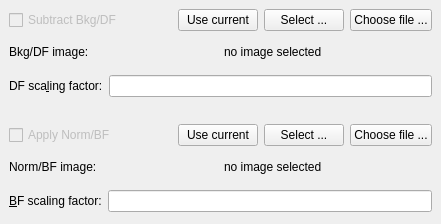
Above: lavuelib/ui/BkgSubtractionWidget.ui from syncope/lavue before the change. Below: the same form after it.
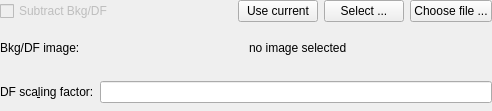
That is the form after the change.

Commit message:
Issue 654: split the image preparation widget (#655)
* split normalizationWidget from bkgSubtraction

* update documentation

* update help

* remove pyqt5-dev-tools from jammy docker

* remove dev packages from the jammy docker

* update jammy packages

The edit to the form file:
```diff
--- a/lavuelib/ui/BkgSubtractionWidget.ui
+++ b/lavuelib/ui/BkgSubtractionWidget.ui
@@ -6,8 +6,8 @@
    <rect>
     <x>0</x>
     <y>0</y>
-    <width>441</width>
-    <height>224</height>
+    <width>492</width>
+    <height>111</height>
    </rect>
   </property>
   <property name="windowTitle">
@@ -29,6 +29,9 @@
    <item row="0" column="0">
     <widget class="QWidget" name="dfWidget" native="true">
      <layout class="QGridLayout" name="gridLayout">
+      <property name="margin">
+       <number>0</number>
+      </property>
       <item row="0" column="0">
        <layout class="QHBoxLayout" name="horizontalLayout_3">
         <item>
@@ -148,128 +151,6 @@
      </layout>
     </widget>
    </item>
-   <item row="1" column="0">
-    <widget class="QWidget" name="bfWidget" native="true">
-     <layout class="QGridLayout" name="gridLayout_2">
-      <item row="0" column="0">
-       <layout class="QHBoxLayout" name="horizontalLayout_6">
-        <item>
-         <widget class="QCheckBox" name="applyBFCheckBox">
-          <property name="enabled">
-           <bool>false</bool>
-          </property>
-          <property name="toolTip">
-           <string>&lt;html&gt;&lt;head/&gt;&lt;body&gt;&lt;p&gt;apply normalization or brightfield correction to the image. i.e. (image - DF)/(BF - DF)&lt;/p&gt;&lt;/body&gt;&lt;/html&gt;</string>
-          </property>
-          <property name="text">
-           <string>Apply Norm/BF</string>
-          </property>
-         </widget>
-        </item>
-        <item>
-         <layout class="QHBoxLayout" name="horizontalLayout_4">
-          <item>
-           <widget class="QPushButton" name="selectCurrentBFPushButton">
-            <property name="toolTip">
-             <string>&lt;html&gt;&lt;head/&gt;&lt;body&gt;&lt;p&gt;select the current image for the normalization or brightfield correction image&lt;/p&gt;&lt;/body&gt;&lt;/html&gt;</string>
-            </property>
-            <property name="text">
-             <string>Use current</string>
-            </property>
-           </widget>
-          </item>
-          <item>
-           <widget class="QPushButton" name="selectBFPushButton">
-            <property name="toolTip">
-             <string>&lt;html&gt;&lt;head/&gt;&lt;body&gt;&lt;p&gt;select the normalization or brightfield correction image&lt;/p&gt;&lt;/body&gt;&lt;/html&gt;</string>
-            </property>
-            <property name="text">
-             <string>Select ...</string>
-            </property>
-           </widget>
-          </item>
-          <item>
-           <widget class="QPushButton" name="selectBFFilePushButton">
-            <property name="toolTip">
-             <string>&lt;html&gt;&lt;head/&gt;&lt;body&gt;&lt;p&gt;select a file for the normalization or brightfield correction image&lt;/p&gt;&lt;/body&gt;&lt;/html&gt;</string>
-            </property>
-            <property name="text">
-             <string>Choose file ...</string>
-            </property>
-           </widget>
-          </item>
-         </layout>
-        </item>
-       </layout>
-      </item>
-      <item row="1" column="0">
-       <layout class="QHBoxLayout" name="horizontalLayout_5">
-        <item>
-         <widget class="QLabel" name="bfLabel">
-          <property name="toolTip">
-           <string>&lt;html&gt;&lt;head/&gt;&lt;body&gt;&lt;p&gt;normalization or brightfield correction image file name&lt;/p&gt;&lt;/body&gt;&lt;/html&gt;</string>
-          </property>
-          <property name="text">
-           <string>Norm/BF image:</string>
-          </property>
-         </widget>
-        </item>
-        <item>
-         <widget class="QLabel" name="bfFileLabel">
-          <property name="toolTip">
-           <string>&lt;html&gt;&lt;head/&gt;&lt;body&gt;&lt;p&gt;normalization or brightfield correction image file name&lt;/p&gt;&lt;/body&gt;&lt;/html&gt;</string>
-          </property>
-          <property name="text">
-           <string>no image selected</string>
-          </property>
-         </widget>
-        </item>
-       </layout>
-      </item>
-      <item row="2" column="0">
-       <widget class="QWidget" name="bfsfWidget" native="true">
-        <layout class="QHBoxLayout" name="horizontalLayout_7">
-         <property name="spacing">
-          <number>6</number>
-         </property>
-         <property name="leftMargin">
-          <number>0</number>
-         </property>
-         <property name="topMargin">
-          <number>0</number>
-         </property>
-         <property name="rightMargin">
-          <number>0</number>
-         </property>
-         <property name="bottomMargin">
-          <number>0</number>
-         </property>
-         <item>
-          <widget class="QLabel" name="bfsfLabel">
-           <property name="toolTip">
-            <string>&lt;html&gt;&lt;head/&gt;&lt;body&gt;&lt;p&gt;scaling factor for the normalization or brightfield substraction image&lt;/p&gt;&lt;/body&gt;&lt;/html&gt;</string>
-           </property>
-           <property name="text">
-            <string>&amp;BF scaling factor:</string>
-           </property>
-           <property name="buddy">
-            <cstring>bfsfLineEdit</cstring>
-           </property>
-          </widget>
-         </item>
-         <item>
-          <widget class="QLineEdit" name="bfsfLineEdit">
-           <property name="toolTip">
-            <string>&lt;html&gt;&lt;head/&gt;&lt;body&gt;&lt;p&gt;scaling factor for the normalization or brightfield substraction image&lt;/p&gt;&lt;/body&gt;&lt;/html&gt;</string>
-           </property>
-          </widget>
-         </item>
-        </layout>
-       </widget>
-      </item>
-     </layout>
-    </widget>
-   </item>
   </layout>
  </widget>
  <tabstops>
```
Left out of the diff: 27 changed lines with no effect on the pictures. The commit also changes 128 other files.
